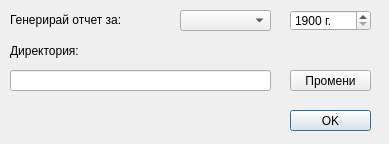
Above: src/View/ReportDialog/ReportDialog.ui from thefinalcutbg/DinoDent before the change. Below: the same form after it.
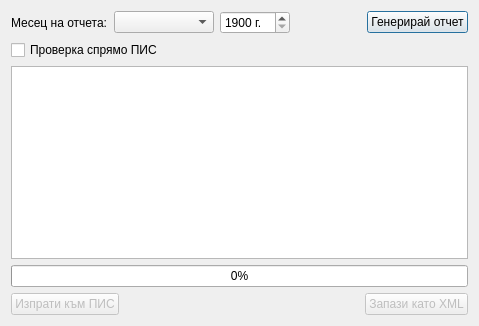
That is the form after the change.

Commit message: XML report refactored. PIS check on report generation not working very well

What changed in the file:
```diff
--- a/src/View/ReportDialog/ReportDialog.ui
+++ b/src/View/ReportDialog/ReportDialog.ui
@@ -6,44 +6,46 @@
    <rect>
     <x>0</x>
     <y>0</y>
-    <width>389</width>
-    <height>144</height>
+    <width>479</width>
+    <height>326</height>
    </rect>
   </property>
   <property name="windowTitle">
    <string>ReportDialog</string>
   </property>
-  <widget class="QPushButton" name="okButton">
-   <property name="geometry">
-    <rect>
-     <x>290</x>
-     <y>110</y>
-     <width>81</width>
-     <height>21</height>
-    </rect>
-   </property>
+  <layout class="QVBoxLayout" name="verticalLayout">
+   <item>
+    <layout class="QHBoxLayout" name="horizontalLayout">
+     <item>
+      <widget class="QLabel" name="label">
    <property name="text">
-    <string>OK</string>
-   </property>
-  </widget>
+        <string>Месец на отчета:</string>
+       </property>
+      </widget>
+     </item>
+     <item>
   <widget class="QComboBox" name="monthCombo">
-   <property name="geometry">
-    <rect>
-     <x>180</x>
-     <y>10</y>
-     <width>91</width>
-     <height>21</height>
-    </rect>
-   </property>
-  </widget>
+       <property name="sizePolicy">
+        <sizepolicy hsizetype="Preferred" vsizetype="Fixed">
+         <horstretch>0</horstretch>
+         <verstretch>0</verstretch>
+        </sizepolicy>
+       </property>
+       <property name="minimumSize">
+        <size>
+         <width>100</width>
+         <height>0</height>
+        </size>
+       </property>
+      </widget>
+     </item>
+     <item>
   <widget class="QSpinBox" name="yearSpin">
-   <property name="geometry">
-    <rect>
-     <x>290</x>
-     <y>10</y>
-     <width>81</width>
-     <height>21</height>
-    </rect>
+       <property name="minimumSize">
+        <size>
+         <width>70</width>
+         <height>0</height>
+        </size>
    </property>
    <property name="suffix">
     <string> г.</string>
@@ -55,58 +57,107 @@
     <number>3000</number>
    </property>
   </widget>
-  <widget class="QPushButton" name="browseButton">
-   <property name="geometry">
-    <rect>
-     <x>290</x>
-     <y>70</y>
-     <width>81</width>
-     <height>21</height>
-    </rect>
-   </property>
+     </item>
+     <item>
+      <spacer name="horizontalSpacer_4">
+       <property name="orientation">
+        <enum>Qt::Horizontal</enum>
+       </property>
+       <property name="sizeHint" stdset="0">
+        <size>
+         <width>40</width>
+         <height>20</height>
+        </size>
+       </property>
+      </spacer>
+     </item>
+     <item>
+      <widget class="QPushButton" name="generateButton">
    <property name="text">
-    <string>Промени</string>
-   </property>
-  </widget>
-  <widget class="QLabel" name="label">
-   <property name="geometry">
-    <rect>
-     <x>10</x>
-     <y>10</y>
-     <width>161</width>
-     <height>20</height>
-    </rect>
-   </property>
+        <string>Генерирай отчет</string>
+       </property>
+      </widget>
+     </item>
+    </layout>
+   </item>
+   <item>
+    <widget class="QCheckBox" name="checkBox">
    <property name="text">
-    <string>Генерирай отчет за:</string>
-   </property>
-  </widget>
-  <widget class="QLineEdit" name="pathLineEdit">
-   <property name="geometry">
-    <rect>
-     <x>10</x>
-     <y>70</y>
-     <width>261</width>
-     <height>21</height>
-    </rect>
-   </property>
-   <property name="readOnly">
+      <string>Проверка спрямо ПИС</string>
+     </property>
+    </widget>
+   </item>
+   <item>
+    <widget class="QTextEdit" name="textEdit">
+     <property name="html">
+      <string>&lt;!DOCTYPE HTML PUBLIC &quot;-//W3C//DTD HTML 4.0//EN&quot; &quot;http://www.w3.org/TR/REC-html40/strict.dtd&quot;&gt;
+&lt;html&gt;&lt;head&gt;&lt;meta name=&quot;qrichtext&quot; content=&quot;1&quot; /&gt;&lt;meta charset=&quot;utf-8&quot; /&gt;&lt;style type=&quot;text/css&quot;&gt;
+p, li { white-space: pre-wrap; }
+&lt;/style&gt;&lt;/head&gt;&lt;body style=&quot; font-family:'Segoe UI'; font-size:9pt; font-weight:400; font-style:normal;&quot;&gt;
+&lt;p style=&quot;-qt-paragraph-type:empty; margin-top:0px; margin-bottom:0px; margin-left:0px; margin-right:0px; -qt-block-indent:0; text-indent:0px;&quot;&gt;&lt;br /&gt;&lt;/p&gt;&lt;/body&gt;&lt;/html&gt;</string>
+     </property>
+    </widget>
+   </item>
+   <item>
+    <widget class="QProgressBar" name="progressBar">
+     <property name="enabled">
     <bool>true</bool>
    </property>
-  </widget>
-  <widget class="QLabel" name="label_2">
-   <property name="geometry">
-    <rect>
-     <x>10</x>
-     <y>40</y>
-     <width>161</width>
-     <height>21</height>
-    </rect>
+     <property name="value">
+      <number>0</number>
+     </property>
+     <property name="alignment">
+      <set>Qt::AlignCenter</set>
+     </property>
+     <property name="textVisible">
+      <bool>true</bool>
+     </property>
+     <property name="orientation">
+      <enum>Qt::Horizontal</enum>
+     </property>
+     <property name="invertedAppearance">
+      <bool>false</bool>
+     </property>
+    </widget>
+   </item>
+   <item>
+    <layout class="QHBoxLayout" name="horizontalLayout_3">
+     <item>
+      <widget class="QPushButton" name="pisButton">
+       <property name="enabled">
+        <bool>false</bool>
    </property>
    <property name="text">
-    <string>Директория:</string>
-   </property>
-  </widget>
+        <string>Изпрати към ПИС</string>
+       </property>
+      </widget>
+     </item>
+     <item>
+      <spacer name="horizontalSpacer">
+       <property name="orientation">
+        <enum>Qt::Horizontal</enum>
+       </property>
+       <property name="sizeHint" stdset="0">
+        <size>
+         <width>40</width>
+         <height>20</height>
+        </size>
+       </property>
+      </spacer>
+     </item>
+     <item>
+      <widget class="QPushButton" name="xmlButton">
+       <property name="enabled">
+        <bool>false</bool>
+       </property>
+       <property name="text">
+        <string>Запази като XML</string>
+       </property>
+      </widget>
+     </item>
+    </layout>
+   </item>
+  </layout>
  </widget>
  <layoutdefault spacing="6" margin="11"/>
  <resources/>
```
Lines whose indentation alone changed are shown as unchanged. The commit also changes 36 other files.
